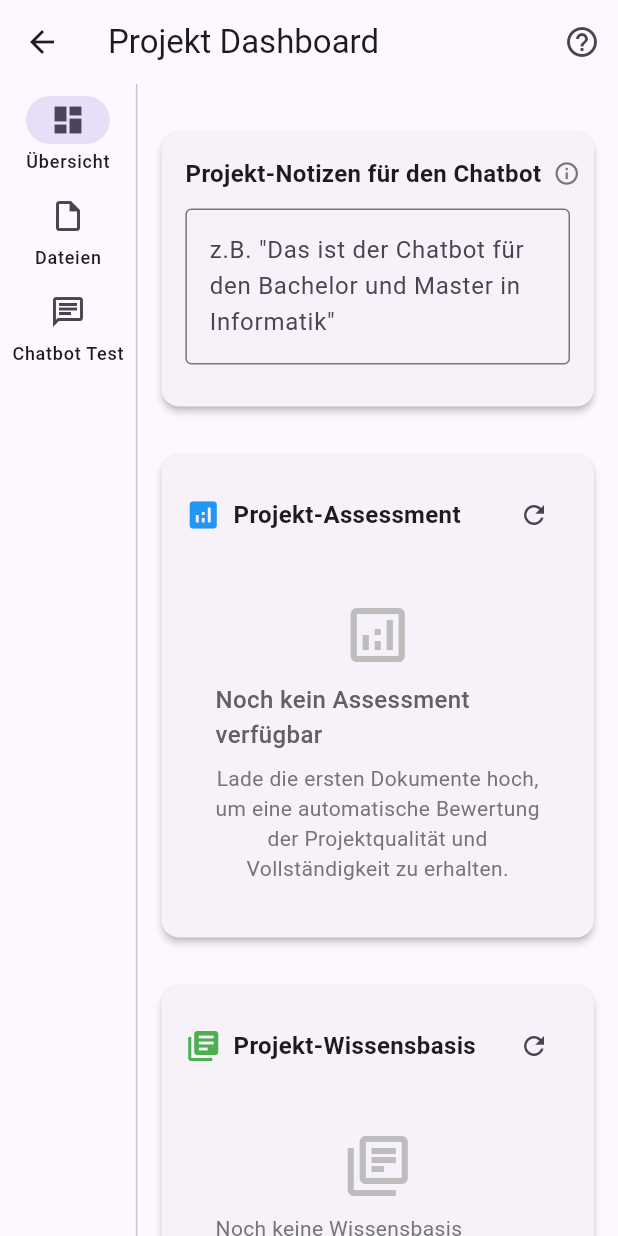
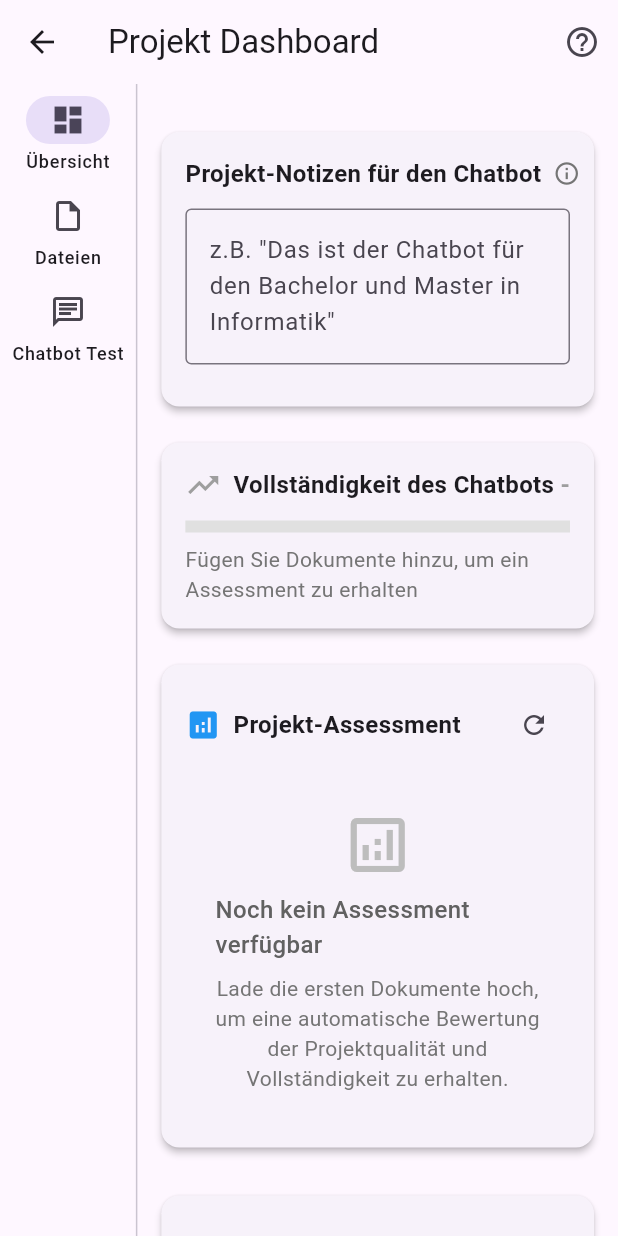
Before and after one commit to jslowik123/flutter_UniBot_upload, a Flutter app: the ProjectManagementScreen screen opened by its route, on a phone screen of 412 x 824 dp. Run offline on Flutter 3.47's test engine with Material 3 defaults, Android fonts, the light colour scheme and no system bars; our stand-ins replace file_picker, firebase_core, firebase_database, firebase_storage; accounts and stored records are empty; network calls fail.

Commit message:
Refactor screens and widgets to improve code consistency and functionality
- Removed unused imports from main.dart and file_screen.dart.
- Updated constructors in NewProjectScreen, ProjectManagementScreen, ProjectAssessmentCard, ProjectNotesCard, and ProjectOverview to use the shorthand syntax for key parameters.
- Enhanced ProgressBar to include loading state and improved text formatting for clarity.
- Made adjustments to the display logic in ProjectOverview to always show the confidence progress bar.
- Deleted unused new_project.dart file.

```diff
--- a/lib/Screens/file_screen.dart
+++ b/lib/Screens/file_screen.dart
@@ -5,8 +5,6 @@ import 'package:flutter/foundation.dart' show kIsWeb;
 import '/Widgets/file_tile.dart';
 import '/Widgets/new_file.dart';
 import '/Services/file_service.dart';
-import '/Widgets/help_dialog.dart';
-import '/Widgets/help_content.dart';
 import '/Services/snackbar_service.dart';
 import '../models/processing_status.dart';
 import '../widgets/processing_status_tile.dart';
--- a/lib/Screens/new_project_screen.dart
+++ b/lib/Screens/new_project_screen.dart
@@ -2,7 +2,7 @@ import 'package:flutter/material.dart';
 
 class NewProjectScreen extends StatefulWidget {
   final Future<void> Function(String, String) onProjectCreated;
-  const NewProjectScreen({Key? key, required this.onProjectCreated}) : super(key: key);
+  const NewProjectScreen({super.key, required this.onProjectCreated});
 
   @override
   State<NewProjectScreen> createState() => _NewProjectScreenState();
@@ -96,7 +96,7 @@ class _NewProjectScreenState extends State<NewProjectScreen> {
                       minLines: 2,
                       maxLines: 6,
                       decoration: InputDecoration(
-                        hintText: 'z.B. "Bitte beachte, dass ich im 3. Semester bin und mich besonders für Wahlpflichtmodule interessiere."',
+                        hintText: 'z.B. "Das ist der Chatbot für den Bachelor und Master in Informatik"',
                         border: OutlineInputBorder(),
                       ),
                       enabled: !_isCreating,
--- a/lib/Screens/project_management_screen.dart
+++ b/lib/Screens/project_management_screen.dart
@@ -8,7 +8,7 @@ import '../Widgets/project_overview.dart';
 import 'chatbot_test_screen.dart';
 
 class ProjectManagementScreen extends StatefulWidget {
-  const ProjectManagementScreen({Key? key}) : super(key: key);
+  const ProjectManagementScreen({super.key});
 
   @override
   State<ProjectManagementScreen> createState() => _ProjectManagementScreenState();
--- a/lib/Widgets/new_file.dart
+++ b/lib/Widgets/new_file.dart
@@ -112,7 +112,7 @@ class _NewFileState extends State<NewFile> {
           // Textfeld erscheint nur wenn eine Datei ausgewählt wurde
           if (widget.filePicked) ...[
             const SizedBox(height: 16),
-            Container(
+            SizedBox(
               width: double.infinity,
               child: TextField(
                 controller: _textController,
--- a/lib/Widgets/progress_bar.dart
+++ b/lib/Widgets/progress_bar.dart
@@ -4,12 +4,14 @@ import 'dart:convert';
 class ProgressBar extends StatelessWidget {
   final String projectAssessment;
   final VoidCallback? onDetailsPressed;
+  final bool isLoading;
 
   const ProgressBar({
-    Key? key,
+    super.key,
     required this.projectAssessment,
     this.onDetailsPressed,
-  }) : super(key: key);
+    this.isLoading = false,
+  });
 
   // Methode zum Extrahieren des Confidence-Werts
   double _extractConfidenceFromAssessment() {
@@ -27,7 +29,7 @@ class ProgressBar extends StatelessWidget {
         if (assessmentData.containsKey('confidence')) {
           final confidence = assessmentData['confidence'];
           if (confidence is num) {
-            return (confidence as num).toDouble().clamp(0.0, 100.0);
+            return (confidence).toDouble().clamp(0.0, 100.0);
           }
         }
 
@@ -36,7 +38,7 @@ class ProgressBar extends StatelessWidget {
           if (assessmentData.containsKey(key)) {
             final value = assessmentData[key];
             if (value is num) {
-              return (value as num).toDouble().clamp(0.0, 100.0);
+              return (value).toDouble().clamp(0.0, 100.0);
             }
           }
         }
@@ -81,19 +83,32 @@ class ProgressBar extends StatelessWidget {
 
     Color progressColor;
     String confidenceText;
+    String statusText;
 
-    if (confidence >= 80) {
+    if (isLoading) {
+      progressColor = Colors.blue;
+      confidenceText = 'Wird geladen...';
+      statusText = 'Assessment wird erstellt';
+    } else if (projectAssessment.isEmpty) {
+      progressColor = Colors.grey;
+      confidenceText = 'Noch nicht verfügbar';
+      statusText = 'Fügen Sie Dokumente hinzu, um ein Assessment zu erhalten';
+    } else if (confidence >= 80) {
       progressColor = Colors.green;
       confidenceText = 'Hoch';
+      statusText = 'Vollständigkeit: $confidenceText';
     } else if (confidence >= 60) {
       progressColor = Colors.orange;
       confidenceText = 'Mittel';
+      statusText = 'Vollständigkeit: $confidenceText';
     } else if (confidence >= 30) {
       progressColor = Colors.deepOrange;
       confidenceText = 'Niedrig';
+      statusText = 'Vollständigkeit: $confidenceText';
     } else {
       progressColor = Colors.red;
       confidenceText = 'Sehr niedrig';
+      statusText = 'Vollständigkeit: $confidenceText';
     }
 
     return Card(
@@ -109,12 +124,22 @@ class ProgressBar extends StatelessWidget {
                 Icon(Icons.trending_up, color: progressColor),
                 SizedBox(width: 8),
                 Text(
-                  'Vollsändigkeit des Chatbots',
+                  'Vollständigkeit des Chatbots',
                   style: TextStyle(fontWeight: FontWeight.bold, fontSize: 16),
                 ),
                 Spacer(),
+                if (isLoading)
+                  SizedBox(
+                    width: 16,
+                    height: 16,
+                    child: CircularProgressIndicator(
+                      strokeWidth: 2,
+                      valueColor: AlwaysStoppedAnimation<Color>(progressColor),
+                    ),
+                  )
+                else
                   Text(
-                  '${confidence.toStringAsFixed(1)}%',
+                    projectAssessment.isEmpty ? '-' : '${confidence.toStringAsFixed(1)}%',
                     style: TextStyle(
                       fontWeight: FontWeight.bold,
                       fontSize: 16,
@@ -125,7 +150,7 @@ class ProgressBar extends StatelessWidget {
             ),
             SizedBox(height: 12),
             LinearProgressIndicator(
-              value: progressValue,
+              value: isLoading ? null : (projectAssessment.isEmpty ? 0.0 : progressValue),
               backgroundColor: Colors.grey[300],
               valueColor: AlwaysStoppedAnimation<Color>(progressColor),
               minHeight: 8,
@@ -134,11 +159,13 @@ class ProgressBar extends StatelessWidget {
             Row(
               mainAxisAlignment: MainAxisAlignment.spaceBetween,
               children: [
-                Text(
-                  'Vollsändigkeit: $confidenceText',
+                Expanded(
+                  child: Text(
+                    statusText,
                     style: TextStyle(
                       color: Colors.grey[600],
                       fontSize: 14,
+                    ),
                   ),
                 ),
               ],
--- a/lib/Widgets/project_assessment_card.dart
+++ b/lib/Widgets/project_assessment_card.dart
@@ -7,11 +7,11 @@ class ProjectAssessmentCard extends StatelessWidget {
   final VoidCallback? onRefresh;
 
   const ProjectAssessmentCard({
-    Key? key,
+    super.key,
     required this.projectAssessment,
     required this.isLoadingAssessment,
     this.onRefresh,
-  }) : super(key: key);
+  });
 
   // Methode zur Formatierung des Assessment-Textes
   String _formatAssessmentText(String text) {
--- a/lib/Widgets/project_notes_card.dart
+++ b/lib/Widgets/project_notes_card.dart
@@ -7,12 +7,12 @@ class ProjectNotesCard extends StatelessWidget {
   final VoidCallback? onSave;
 
   const ProjectNotesCard({
-    Key? key,
+    super.key,
     required this.controller,
     required this.initialProjectInfo,
     required this.isSavingProjectInfo,
     this.onSave,
-  }) : super(key: key);
+  });
 
   @override
   Widget build(BuildContext context) {
--- a/lib/Widgets/project_overview.dart
+++ b/lib/Widgets/project_overview.dart
@@ -18,7 +18,7 @@ class ProjectOverview extends StatelessWidget {
   final VoidCallback? onRefreshKnowledge;
   final VoidCallback? onNavigateToChatbot;
   const ProjectOverview({
-    Key? key,
+    super.key,
     required this.projectInfoController,
     required this.initialProjectInfo,
     required this.isSavingProjectInfo,
@@ -31,7 +31,7 @@ class ProjectOverview extends StatelessWidget {
     required this.isLoadingKnowledge,
     this.onRefreshKnowledge,
     this.onNavigateToChatbot,
-  }) : super(key: key);
+  });
 
   @override
   Widget build(BuildContext context) {
@@ -50,12 +50,12 @@ class ProjectOverview extends StatelessWidget {
                 onSave: onSaveProjectInfo,
               ),
 
-              // Confidence Progress Bar (nur anzeigen wenn Assessment vorhanden)
-              if (projectAssessment.isNotEmpty && !isLoadingAssessment)
-                ProgressBar(
-                  projectAssessment: projectAssessment,
-                  onDetailsPressed: onShowAssessmentDialog,
-                ),
+              // Confidence Progress Bar (immer anzeigen)
+              ProgressBar(
+                projectAssessment: projectAssessment,
+                onDetailsPressed: onShowAssessmentDialog,
+                isLoading: isLoadingAssessment,
+              ),
 
               // Schön formatierte Assessment Card
               ProjectAssessmentCard(
--- a/lib/main.dart
+++ b/lib/main.dart
@@ -3,7 +3,6 @@ import 'package:firebase_core/firebase_core.dart';
 import 'package:flutter_uni_bot/Config/app_config.dart';
 import 'Support/firebase_options.dart';
 import 'Screens/project_list_screen.dart';
-import 'Screens/file_screen.dart';
 import 'Screens/server_unavailable_screen.dart';
 import 'package:http/http.dart' as http;
 import 'Screens/project_management_screen.dart';
```
Also changed, not shown: lib/Widgets/new_project.dart (deleted). Lines whose indentation alone changed are shown as unchanged.
